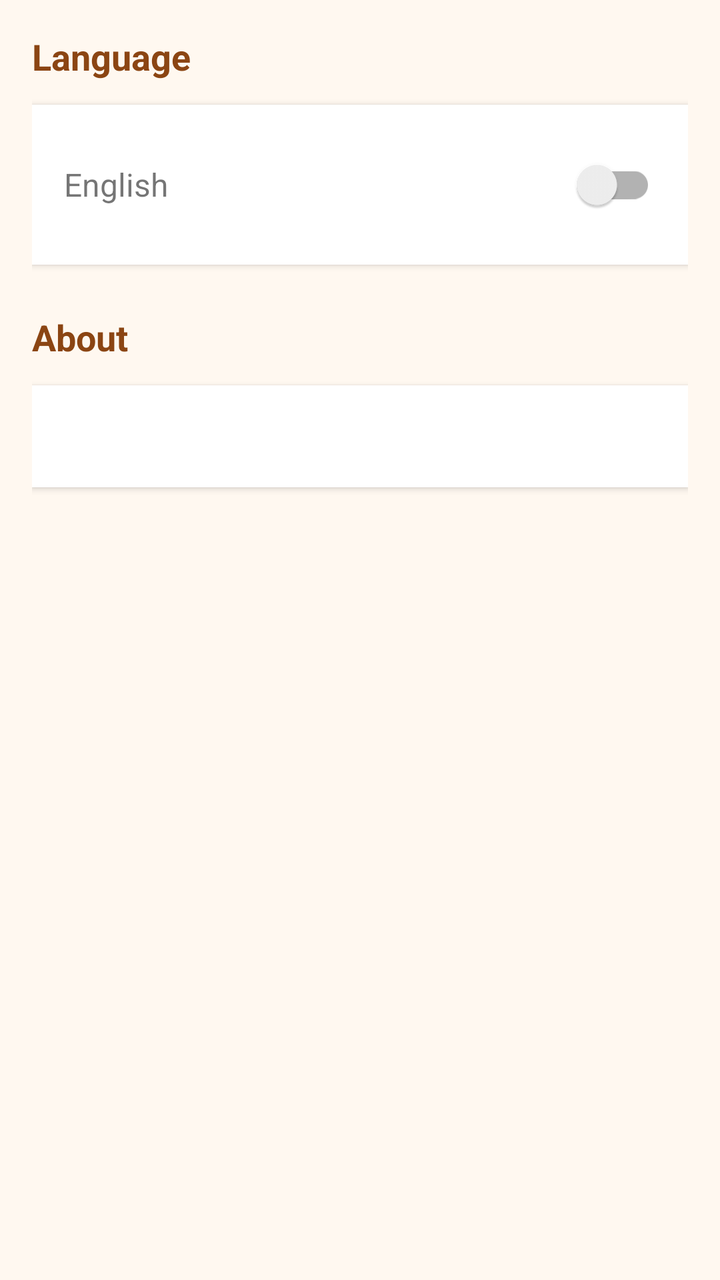
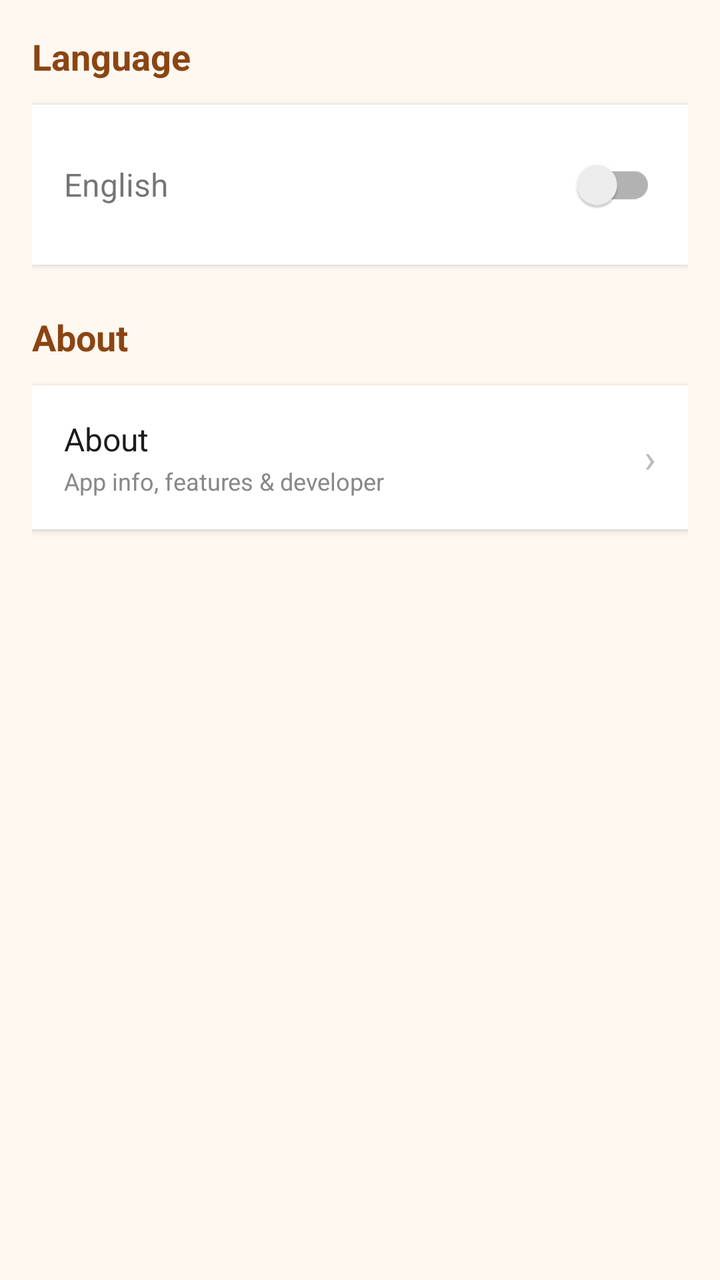

Screens rendered from an Android XML layout before and after an edit, with the pre-edit source and the edit as a unified diff.
<!-- AndroidManifest.xml: application theme Theme.NammaGuide -->
<!-- res/layout/fragment_settings.xml -->
<?xml version="1.0" encoding="utf-8"?>
<ScrollView xmlns:android="http://schemas.android.com/apk/res/android"
    android:layout_width="match_parent"
    android:layout_height="match_parent"
    android:background="@color/colorBackground">

    <LinearLayout
        android:layout_width="match_parent"
        android:layout_height="wrap_content"
        android:orientation="vertical"
        android:padding="16dp">

        <TextView
            android:layout_width="wrap_content"
            android:layout_height="wrap_content"
            android:layout_marginBottom="12dp"
            android:text="@string/settings_language"
            android:textColor="@color/colorPrimary"
            android:textSize="18sp"
            android:textStyle="bold" />

        <LinearLayout
            android:layout_width="match_parent"
            android:layout_height="wrap_content"
            android:background="@color/white"
            android:elevation="2dp"
            android:gravity="center_vertical"
            android:orientation="horizontal"
            android:padding="16dp">

            <TextView
                android:id="@+id/tv_lang_label"
                android:layout_width="0dp"
                android:layout_height="wrap_content"
                android:layout_weight="1"
                android:text="English"
                android:textSize="16sp" />

            <androidx.appcompat.widget.SwitchCompat
                android:id="@+id/switch_lang"
                android:layout_width="wrap_content"
                android:layout_height="wrap_content" />
        </LinearLayout>

        <TextView
            android:layout_width="wrap_content"
            android:layout_height="wrap_content"
            android:layout_marginTop="24dp"
            android:layout_marginBottom="12dp"
            android:text="@string/settings_about"
            android:textColor="@color/colorPrimary"
            android:textSize="18sp"
            android:textStyle="bold" />

        <TextView
            android:id="@+id/tv_about"
            android:layout_width="match_parent"
            android:layout_height="wrap_content"
            android:background="@color/white"
            android:elevation="2dp"
            android:padding="16dp"
            android:textSize="14sp" />

        <TextView
            android:id="@+id/tv_version"
            android:layout_width="match_parent"
            android:layout_height="wrap_content"
            android:layout_marginTop="8dp"
            android:gravity="center"
            android:padding="12dp"
            android:textColor="#888888"
            android:textSize="12sp" />
    </LinearLayout>
</ScrollView>
<!-- resources referenced by this layout -->
<resources>
  <color name="colorBackground">#FFF8F0</color>
  <color name="colorPrimary">#8B4513</color>
  <color name="white">#FFFFFF</color>
  <string name="settings_about">About</string>
  <string name="settings_language">Language</string>
  <style name="Theme.NammaGuide" parent="Theme.MaterialComponents.DayNight.DarkActionBar">
          <item name="colorPrimary">@color/colorPrimary</item>
          <item name="colorPrimaryVariant">@color/colorPrimaryDark</item>
          <item name="colorOnPrimary">@color/colorOnPrimary</item>
          <item name="colorSecondary">@color/colorSecondary</item>
          <item name="colorOnSecondary">@color/colorOnSecondary</item>
          <item name="android:statusBarColor">@color/colorPrimaryDark</item>
          <item name="android:windowBackground">@color/colorBackground</item>
      </style>
  <color name="colorPrimaryDark">#5C2D0A</color>
  <color name="colorOnPrimary">#FFFFFF</color>
  <color name="colorSecondary">#D4A017</color>
  <color name="colorOnSecondary">#000000</color>
</resources>

<!-- the commit's change to res/layout/fragment_settings.xml (unified diff, before → after) -->
@@ -52,14 +52,47 @@
             android:textSize="18sp"
             android:textStyle="bold" />
 
-        <TextView
-            android:id="@+id/tv_about"
+        <LinearLayout
+            android:id="@+id/row_about"
             android:layout_width="match_parent"
             android:layout_height="wrap_content"
             android:background="@color/white"
+            android:clickable="true"
+            android:focusable="true"
             android:elevation="2dp"
-            android:padding="16dp"
-            android:textSize="14sp" />
+            android:gravity="center_vertical"
+            android:orientation="horizontal"
+            android:padding="16dp">
+
+            <LinearLayout
+                android:layout_width="0dp"
+                android:layout_height="wrap_content"
+                android:layout_weight="1"
+                android:orientation="vertical">
+
+                <TextView
+                    android:layout_width="wrap_content"
+                    android:layout_height="wrap_content"
+                    android:text="@string/settings_about"
+                    android:textSize="16sp"
+                    android:textColor="@color/colorOnBackground" />
+
+                <TextView
+                    android:layout_width="wrap_content"
+                    android:layout_height="wrap_content"
+                    android:layout_marginTop="2dp"
+                    android:text="@string/settings_about_subtitle"
+                    android:textSize="12sp"
+                    android:textColor="#888888" />
+            </LinearLayout>
+
+            <TextView
+                android:layout_width="wrap_content"
+                android:layout_height="wrap_content"
+                android:text="›"
+                android:textSize="20sp"
+                android:textColor="#BBBBBB" />
+        </LinearLayout>
 
         <TextView
             android:id="@+id/tv_version"
<!-- resource entries referenced after the edit -->
@@ -1,9 +1,11 @@
 <!-- resources referenced by this layout -->
 <resources>
   <color name="colorBackground">#FFF8F0</color>
+  <color name="colorOnBackground">#1C1B1F</color>
   <color name="colorPrimary">#8B4513</color>
   <color name="white">#FFFFFF</color>
   <string name="settings_about">About</string>
+  <string name="settings_about_subtitle">App info, features &amp; developer</string>
   <string name="settings_language">Language</string>
   <style name="Theme.NammaGuide" parent="Theme.MaterialComponents.DayNight.DarkActionBar">
           <item name="colorPrimary">@color/colorPrimary</item>
